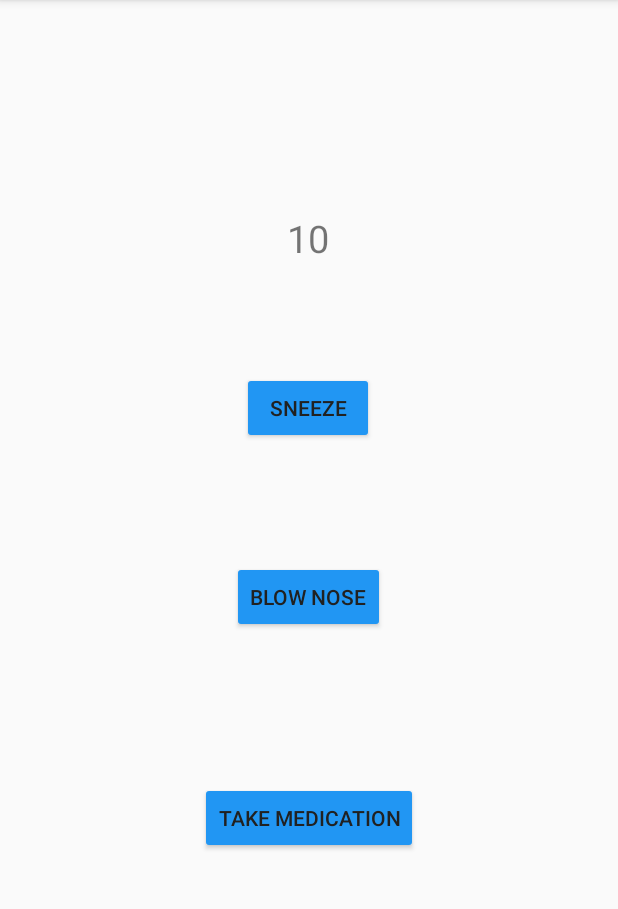
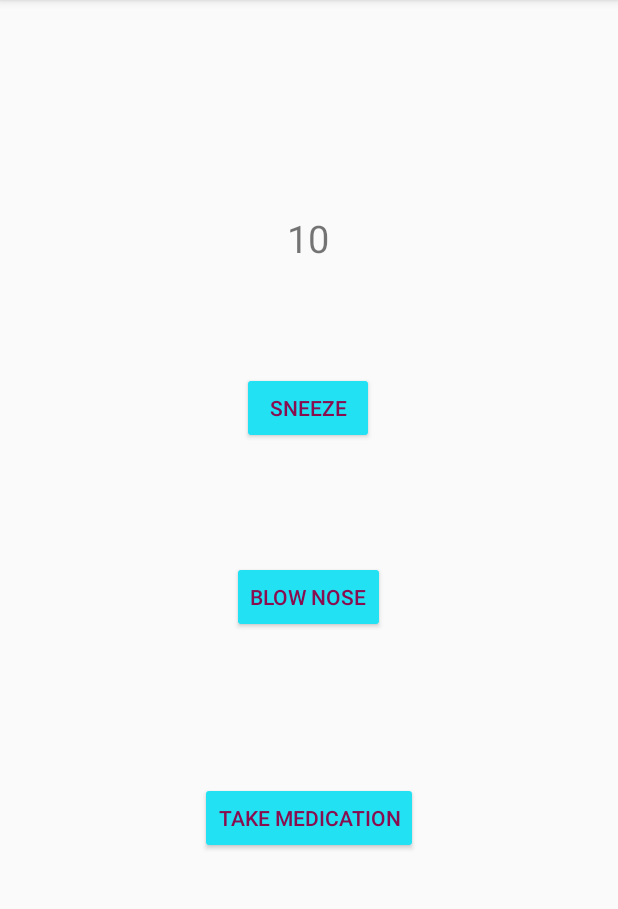
Before and after one commit to YungShiun/Core1, an Android app: the screen it shows after launch (MainActivity), on a phone screen of 412 x 824 dp, the part 84-993 px from its top. Run offline under Robolectric (Android 15) with nearby library versions, the light colour scheme and no system bars.

Commit message:
https://github.com/Eric-Sow/cos30017-coretask1-YungShiun

```diff
--- a/app/src/main/res/layout-land/activity_main.xml
+++ b/app/src/main/res/layout-land/activity_main.xml
@@ -23,9 +23,9 @@
         android:layout_height="wrap_content"
         android:layout_marginTop="81dp"
         android:layout_marginEnd="73dp"
-        android:backgroundTint="#2196F3"
+        android:backgroundTint="#21E1F3"
         android:text="@string/blow_nose"
-        android:textColor="#212121"
+        android:textColor="#9E3C44"
         app:layout_constraintEnd_toStartOf="@+id/takemedication"
         app:layout_constraintTop_toBottomOf="@+id/score" />
 
@@ -34,9 +34,9 @@
         android:layout_width="wrap_content"
         android:layout_height="wrap_content"
         android:layout_marginStart="109dp"
-        android:backgroundTint="#2196F3"
+        android:backgroundTint="#21E1F3"
         android:text="@string/sneeze"
-        android:textColor="#212121"
+        android:textColor="#9E3C44"
         app:layout_constraintBaseline_toBaselineOf="@+id/blownose"
         app:layout_constraintStart_toStartOf="parent"
         tools:ignore="TextContrastCheck,TextContrastCheck" />
@@ -46,9 +46,9 @@
         android:layout_width="wrap_content"
         android:layout_height="48dp"
         android:layout_marginEnd="75dp"
-        android:backgroundTint="#2196F3"
+        android:backgroundTint="#21E1F3"
         android:text="@string/take_medication"
-        android:textColor="#212121"
+        android:textColor="#9E3C44"
         app:layout_constraintBaseline_toBaselineOf="@+id/blownose"
         app:layout_constraintEnd_toEndOf="parent" />
 
--- a/app/src/main/res/layout/activity_main.xml
+++ b/app/src/main/res/layout/activity_main.xml
@@ -25,10 +25,10 @@
         android:layout_width="wrap_content"
         android:layout_height="wrap_content"
         android:layout_marginTop="64dp"
-        android:backgroundTint="#2196F3"
+        android:backgroundTint="#21E1F3"
         android:soundEffectsEnabled="true"
         android:text="@string/sneeze"
-        android:textColor="#212121"
+        android:textColor="#880E4F"
         app:layout_constraintBottom_toBottomOf="parent"
         app:layout_constraintEnd_toEndOf="parent"
         app:layout_constraintHorizontal_bias="0.498"
@@ -40,9 +40,9 @@
         android:id="@+id/blownose"
         android:layout_width="wrap_content"
         android:layout_height="wrap_content"
-        android:backgroundTint="#2196F3"
+        android:backgroundTint="#21E1F3"
         android:text="@string/blow_nose"
-        android:textColor="#212121"
+        android:textColor="#880E4F"
         app:layout_constraintBottom_toBottomOf="parent"
         app:layout_constraintEnd_toEndOf="parent"
         app:layout_constraintHorizontal_bias="0.498"
@@ -55,9 +55,9 @@
         android:layout_width="wrap_content"
         android:layout_height="wrap_content"
         android:layout_marginTop="76dp"
-        android:backgroundTint="#2196F3"
+        android:backgroundTint="#21E1F3"
         android:text="@string/take_medication"
-        android:textColor="#212121"
+        android:textColor="#880E4F"
         app:layout_constraintBottom_toBottomOf="parent"
         app:layout_constraintEnd_toEndOf="parent"
         app:layout_constraintStart_toStartOf="parent"
```
